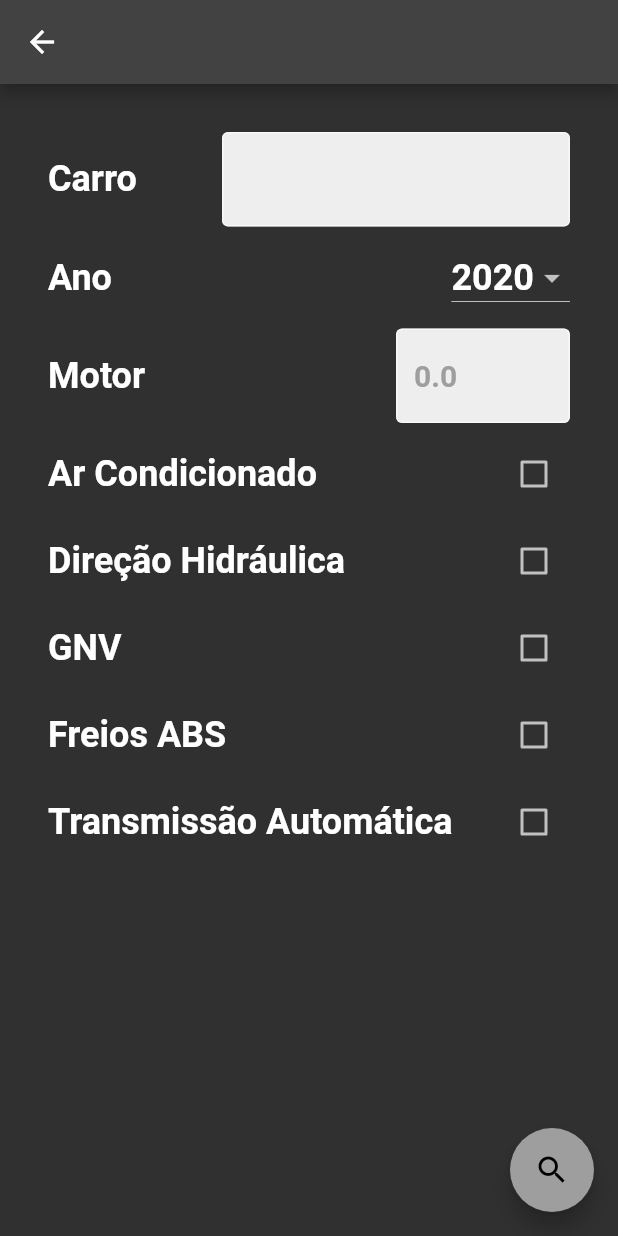
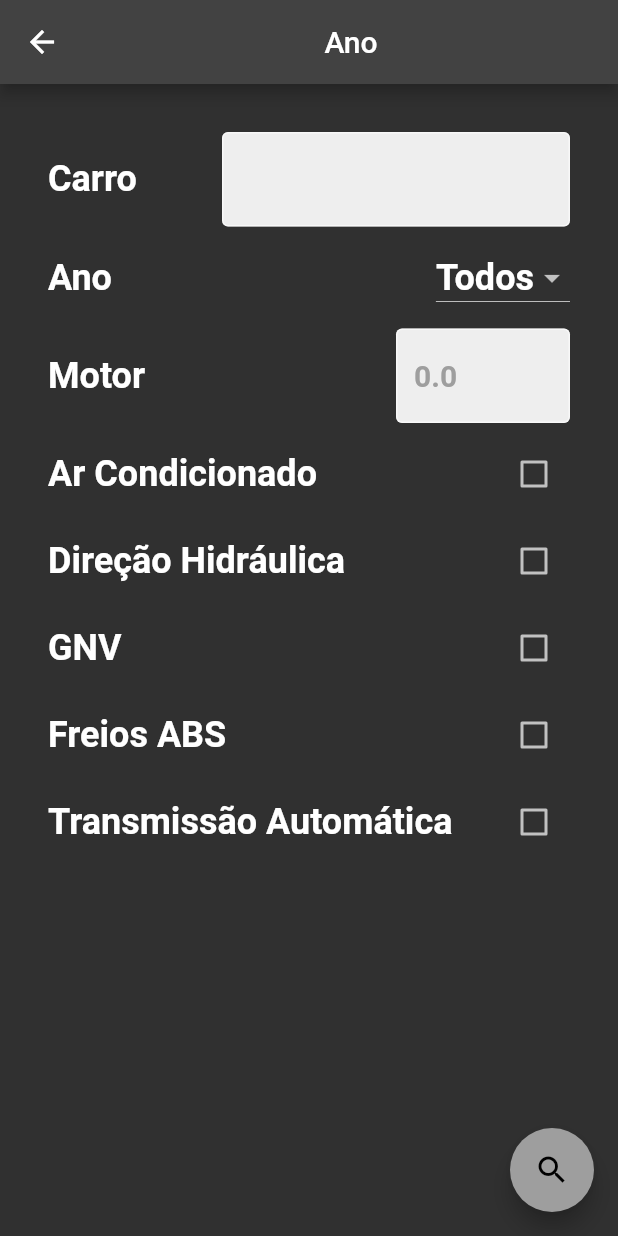
Before and after one commit to irenaldojs/busca_peca, a Flutter app: the CatalogPage screen opened directly with empty values, on a phone screen of 412 x 824 dp. Run offline on Flutter 3.47's test engine with Material 2 defaults, Android fonts, the phone set to English and light mode, and no system bars; our stand-ins replace auto_size_text, cloud_firestore, firebase_auth, firebase_core, flutter_signin_button, get and 1 more; accounts and stored records are empty.

Commit message:
Changing information traffic pt2

```diff
--- a/lib/app/pages/catalog/catalog_controller.dart
+++ b/lib/app/pages/catalog/catalog_controller.dart
@@ -1,16 +1,16 @@
-import 'package:busca_peca/app/models/catalog_model.dart';
+import 'dart:developer';
+
 import 'package:busca_peca/app/repository/data_repository.dart';
 import 'package:flutter/cupertino.dart';
 import 'package:get/get.dart';
 
 class CatalogController extends GetxController {
 
-  CatalogModel catalog = Get.arguments;
+  Map<String, dynamic> catalog = Get.arguments;
   DataRepository data = Get.find();
 
   var car = TextEditingController().obs;
-  var age = TextEditingController().obs;
-  var ageInt = 2020.obs;
+  var year = 'Todos'.obs;
   var motor = TextEditingController().obs;
   var acd = false.obs;
   var dh = false.obs;
@@ -18,7 +18,8 @@ class CatalogController extends GetxController {
   var ta = false.obs;
   var gnv = false.obs;
 
-  toUpperCaseCar(){
+
+  toUpperCaseCar() {
     car.value.text.toUpperCase();
   }
 }
--- a/lib/app/pages/catalog/catalog_page.dart
+++ b/lib/app/pages/catalog/catalog_page.dart
@@ -11,9 +11,9 @@ class CatalogPage extends GetView<CatalogController> {
   Widget build(BuildContext context) {
     return Scaffold(
       appBar: AppBar(
-        title: Center(
-            child: Text(controller.catalog.item.toString().toUpperCase())),
-      ),
+          title: Center(
+        child: Text(controller.catalog.keys.elementAt(0).toString().capitalize!),
+      )),
       body: SingleChildScrollView(
         child: Padding(
           padding: const EdgeInsets.all(32.0),
@@ -42,10 +42,15 @@ class CatalogPage extends GetView<CatalogController> {
         backgroundColor: Colors.grey,
         child: const Icon(Icons.search),
         onPressed: () {
+          var teste = controller.data.catalogData(controller.catalog,
+              car: controller.car.value.text.toLowerCase(),
+              year: controller.year.value.toString());
+          /*
           Get.toNamed('/catalogData',
-              arguments: controller.data.catalogData(controller.catalog,
+              arguments: controller.data.catalogData(controller.catalog[0],
                   car: controller.car.value.text.toLowerCase(),
                   age: controller.age.value.text));
+                  */
         },
       ),
     );
--- a/lib/app/pages/catalog/catalog_widgets.dart
+++ b/lib/app/pages/catalog/catalog_widgets.dart
@@ -9,7 +9,6 @@ var textStyle = const TextStyle(
   fontSize: 24,
   fontWeight: FontWeight.bold,
 );
-
 
 filterCar(CatalogController controller) {
   return Row(
@@ -153,28 +152,27 @@ checkboxTA(CatalogController controller) {
 }
 
 filterAgeDropDown(CatalogController controller) {
-  List<int> ages = [1960];
+  List<String> ages = ['Todos'];
+
   for (int i = 1961; i < 2023; i++) {
-    ages.add(i);
-  }
+    ages.add(i.toString());
+  };
 
   return Row(
     mainAxisAlignment: MainAxisAlignment.spaceBetween,
     children: [
       Text('Ano', style: textStyle),
-      Obx(() => DropdownButton<int>(
+      Obx(() => DropdownButton<String>(
             style: textStyle,
-            value: controller.ageInt.value,
-            items: ages
-                .map<DropdownMenuItem<int>>(
-                  (int age) => DropdownMenuItem(
-                    child: Text(age.toString()),
-                    value: age,
-                  ),
-                )
-                .toList(),
-            onChanged: (value) {
-              controller.ageInt.value = value!;
+            value: controller.year.value,
+            items: ages.map<DropdownMenuItem<String>>((String value) {
+              return DropdownMenuItem<String>(
+                value: value,
+                child: Text(value),
+              );
+            }).toList(),
+            onChanged: (_) {
+              controller.year.value = _!;
             },
           )),
     ],
--- a/lib/app/pages/catalogData/catalog_data_controller.dart
+++ b/lib/app/pages/catalogData/catalog_data_controller.dart
@@ -1,10 +1,7 @@
-import 'package:busca_peca/app/models/catalog_model.dart';
+import 'dart:developer';
 import 'package:busca_peca/app/repository/data_repository.dart';
 import 'package:get/get.dart';
 
 class CatalogDataController extends GetxController {
   DataRepository data = Get.find();
-
-
-
 }
--- a/lib/app/pages/home/home_widgets.dart
+++ b/lib/app/pages/home/home_widgets.dart
@@ -1,3 +1,5 @@
+import 'dart:developer';
+
 import 'package:busca_peca/app/models/catalog_model.dart';
 import 'package:busca_peca/app/pages/home/home_controller.dart';
 import 'package:flutter/material.dart';
@@ -27,6 +29,7 @@ listTitle(Map<String, dynamic> data, String item) {
         style: const TextStyle(fontSize: 24),
       ),
       onTap: () {
-        Get.toNamed('/catalog', arguments: [data, item] );
+        log(data.toString());
+        Get.toNamed('/catalog', arguments: data );
       });
 }
```
Also changed, not shown: lib/app/repository/data_repository.dart (+25 -69 lines).
